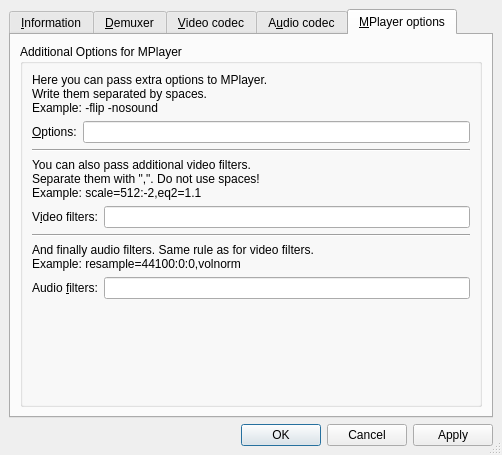
Before: the Qt Designer form src/filepropertiesdialog.ui in smplayer-dev/smplayer, drawn with Qt 5.
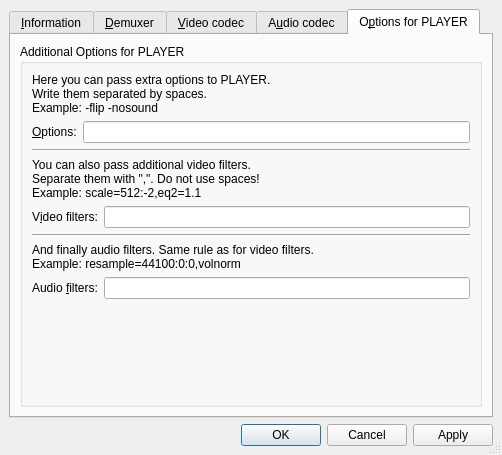
After: the same form once the commit is applied. The open tabs and pages were chosen to show the change.

Commit message: Use player name in filepropertiesdialog

```diff
--- a/src/filepropertiesdialog.ui
+++ b/src/filepropertiesdialog.ui
@@ -234,9 +234,9 @@
        </item>
       </layout>
      </widget>
-     <widget class="QWidget" name="options_page" >
-      <attribute name="title" >
-       <string>&amp;MPlayer options</string>
+     <widget class="QWidget" name="options_page">
+      <attribute name="title">
+       <string notr="true">O&amp;ptions for PLAYER</string>
       </attribute>
       <layout class="QVBoxLayout" >
        <property name="margin" >
@@ -246,9 +246,9 @@
         <number>6</number>
        </property>
        <item>
-        <widget class="QGroupBox" name="groupBox" >
-         <property name="title" >
-          <string>Additional Options for MPlayer</string>
+        <widget class="QGroupBox" name="groupBox">
+         <property name="title">
+          <string notr="true">Additional Options for PLAYER</string>
          </property>
          <layout class="QVBoxLayout" >
           <property name="margin" >
@@ -258,9 +258,9 @@
            <number>6</number>
           </property>
           <item>
-           <widget class="QLabel" name="textLabel3_2" >
-            <property name="text" >
-             <string>Here you can pass extra options to MPlayer.
+           <widget class="QLabel" name="options_info_label">
+            <property name="text">
+             <string notr="true">Here you can pass extra options to PLAYER.
 Write them separated by spaces.
 Example: -flip -nosound</string>
             </property>
@@ -453,7 +453,7 @@
    </item>
   </layout>
  </widget>
- <layoutdefault spacing="6" margin="11" />
+ <layoutdefault spacing="6" margin="11"/>
  <tabstops>
   <tabstop>tabWidget</tabstop>
   <tabstop>info_edit</tabstop>
```
Left out of the diff: 311 changed lines with no effect on the pictures. The commit also changes 1 other file.
